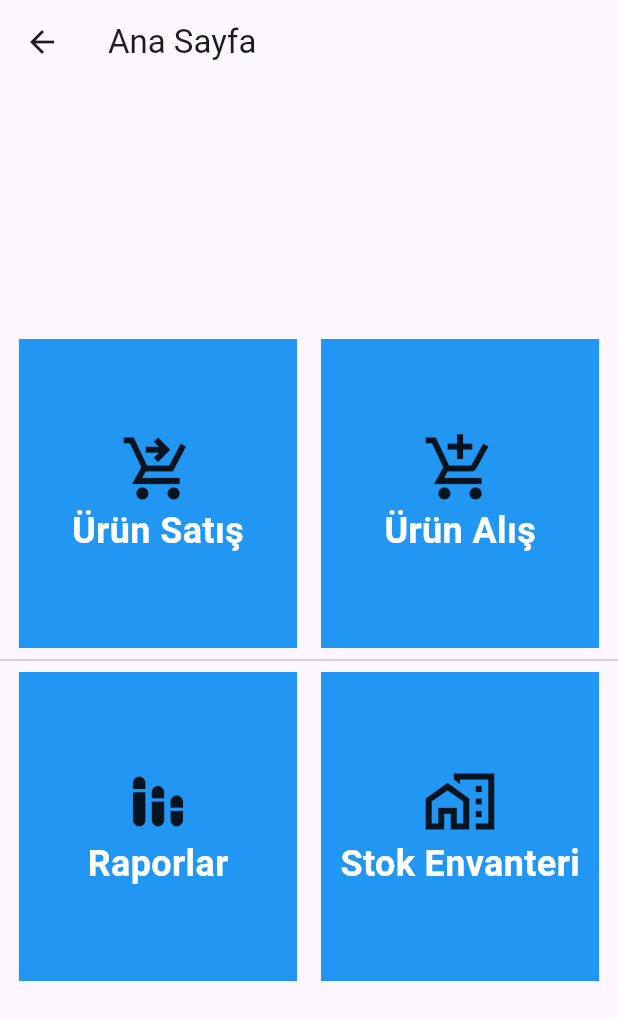
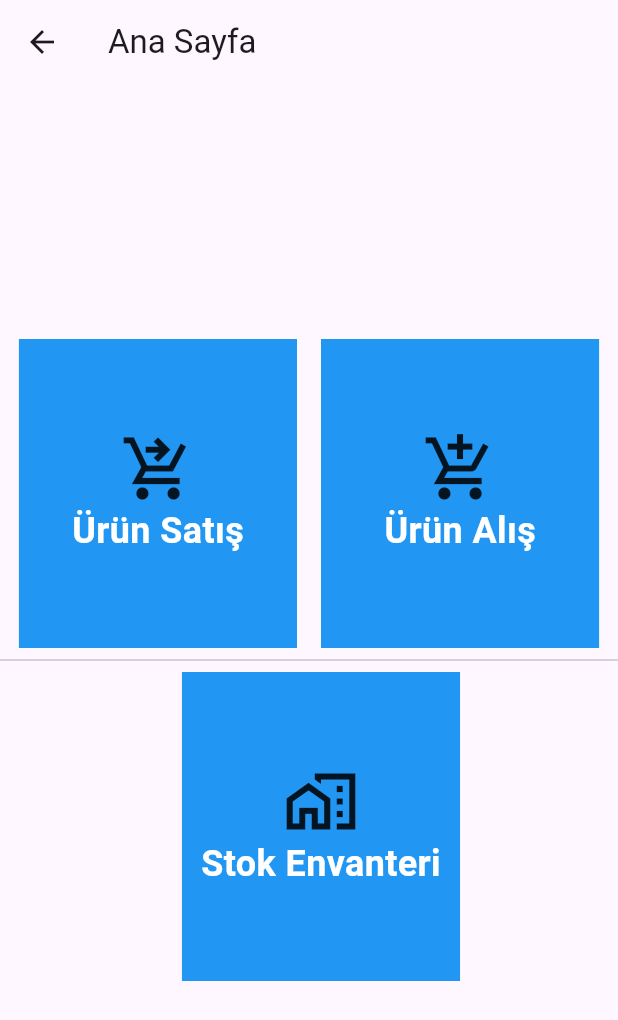
Before and after one commit to ulasozturkk/stockmate, a Flutter app: the HomePage screen opened by its route, on a phone screen of 412 x 824 dp. Shown: the top 1020 px of the screen. Run offline on Flutter 3.47's test engine with Material 2 defaults, Android fonts, the light colour scheme and no system bars; our stand-ins replace cloud_firestore, firebase_auth, firebase_core, flutter_riverpod; accounts and stored records are empty.

Commit message:
reports fix

```diff
--- a/lib/features/home/home_page.dart
+++ b/lib/features/home/home_page.dart
@@ -45,13 +45,7 @@ class HomePage extends ConsumerWidget{
             Row(
               mainAxisAlignment: MainAxisAlignment.center,
               children: [
-              CustomInkWell(height: height, width: width, ontap: (){}, insideWidget: const Column(
-                mainAxisAlignment: MainAxisAlignment.center,
-                children: [
-                  Center(child: Icon(Icons.stacked_bar_chart_rounded,size: 50,),),
-                  Text("Raporlar",style: TextStyle(fontSize: 24,fontWeight: FontWeight.bold,color: Colors.white),)
-                ],
-              )),
+
               VerticalDivider(thickness: 1,),
               CustomInkWell(height: height, width: width, ontap: (){}, insideWidget: const Column(
                 mainAxisAlignment: MainAxisAlignment.center,
```
